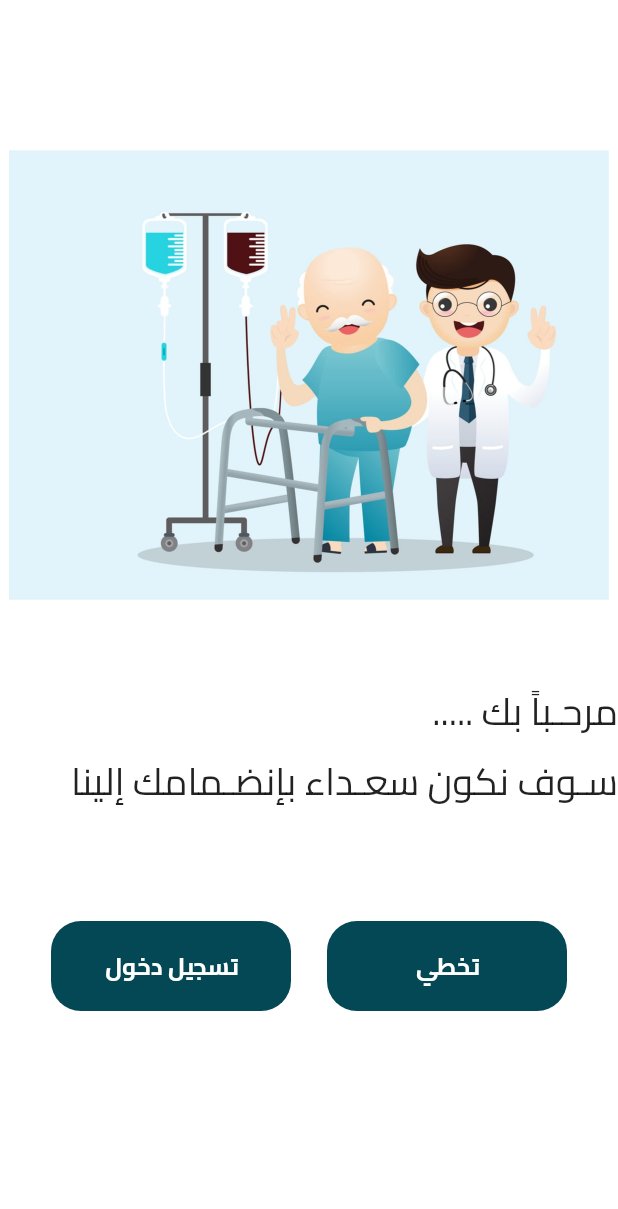
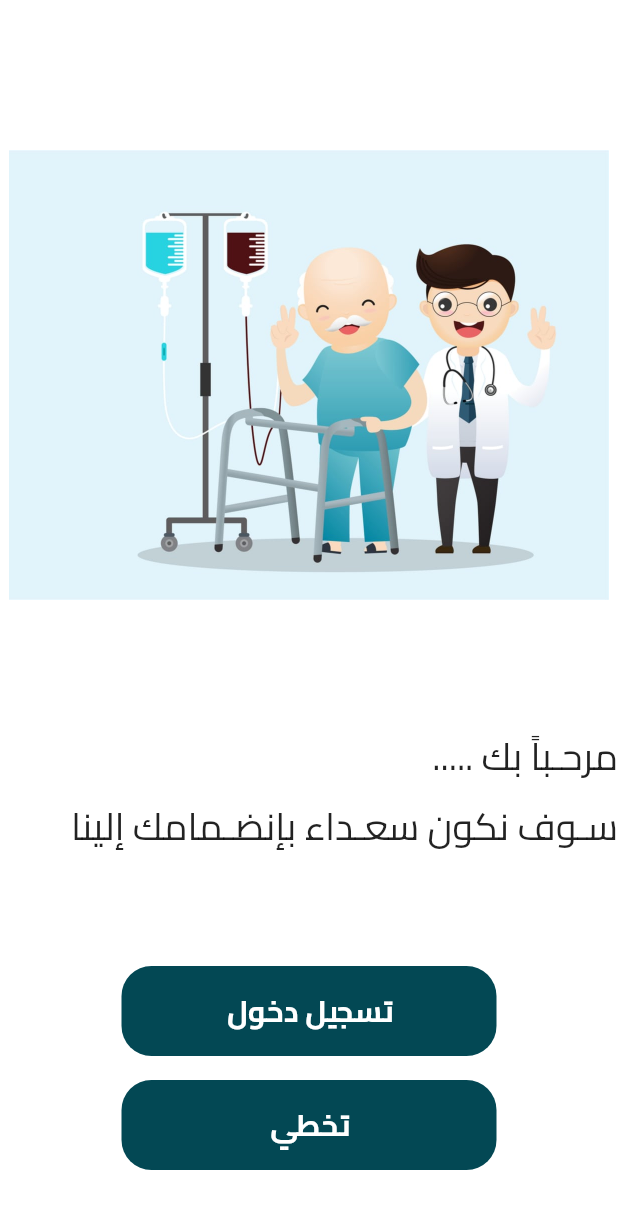
Before and after one commit to HossamShalabyAbdelrazek/Salamtak, a Flutter app: the OnBoardingbody screen opened directly, on a phone screen of 412 x 824 dp. Shown: the top 1209 px of the screen. Run offline on Flutter 3.47's test engine with Material 2 defaults, Android fonts, the phone set to English and light mode, and no system bars; our stand-ins replace get.

Commit message:
Updated some images

```diff
--- a/lib/screen/createaccount/loginscreen_body.dart
+++ b/lib/screen/createaccount/loginscreen_body.dart
@@ -40,7 +40,7 @@ class _loginscreen_bodyState extends State<loginscreen_body> {
                     child: TextField(
                   textAlign: TextAlign.center,
                   decoration: InputDecoration(
-                    hintText: 'اسم المستخدم',
+                    hintText: 'البريد الالكتروني ',
                     suffixIcon: const Icon(
                       Icons.account_circle,
                       color: KMainColor,
--- a/lib/screen/on boarding/presentation/widgets/onboardingbody.dart
+++ b/lib/screen/on boarding/presentation/widgets/onboardingbody.dart
@@ -67,11 +67,14 @@ class _OnBoardingbodyState extends State<OnBoardingbody> {
               ],
             ),
           ),
+          const SizedBox(
+            height: 30,
+          ),
           const Row(
             mainAxisAlignment: MainAxisAlignment.end,
             children: [
               Text(
-                '  ..... مرحـباً بك',
+                '   ..... مرحـباً بك',
                 style: TextStyle(fontSize: 25),
               ),
             ],
@@ -90,7 +93,7 @@ class _OnBoardingbodyState extends State<OnBoardingbody> {
           ),
           Container(
             padding: const EdgeInsets.all(12),
-            child: Row(
+            child: Column(
               mainAxisAlignment: MainAxisAlignment.center,
               children: [
                 CustomGeneralButton(
@@ -98,8 +101,8 @@ class _OnBoardingbodyState extends State<OnBoardingbody> {
                     goTologinscreen_body();
                   },
                   height: 60,
-                  width: 160,
-                  fontsize: 16,
+                  width: 250,
+                  fontsize: 20,
                   text: 'تسجيل دخول',
                 ),
                 CustomGeneralButton(
@@ -107,8 +110,8 @@ class _OnBoardingbodyState extends State<OnBoardingbody> {
                     goTobotnavbar();
                   },
                   height: 60,
-                  width: 160,
-                  fontsize: 16,
+                  width: 250,
+                  fontsize: 20,
                   text: 'تخطي',
                 ),
                 // CustomGeneralButton(
@@ -129,6 +132,7 @@ class _OnBoardingbodyState extends State<OnBoardingbody> {
                 //   fontsize: 15,
                 //   text: 'مقدم خدمة',
                 // ),
+
               ],
             ),
           )
--- a/lib/screen/on boarding/presentation/widgets/onboardingpage.dart
+++ b/lib/screen/on boarding/presentation/widgets/onboardingpage.dart
@@ -46,9 +46,11 @@ class _onboarding1State extends State<onboarding1> {
                 image: 'assets/images/brd4.png',
                 title: 'قم بالحـجز مع افضل الاطـباء المتخصصين',
               ),
+
             ],
           ),
         ),
+
         const Padding(
           padding: EdgeInsets.fromLTRB(20, 0, 20, 40),
           child: Text(
--- a/lib/screen/splash/presentation/widgets/splashbody.dart
+++ b/lib/screen/splash/presentation/widgets/splashbody.dart
@@ -46,7 +46,7 @@ class _splashbodyState extends State<splashbody> {
 }
 
 void goToonboardingview() {
-  Future.delayed(const Duration(seconds: 5), () {
+  Future.delayed(const Duration(seconds: 15), () {
     Get.to(() => const onboardingview(), transition: Transition.rightToLeft);
   });
 }
```
Also changed, not shown: pubspec.yaml (+23 -41 lines), pubspec.lock.
